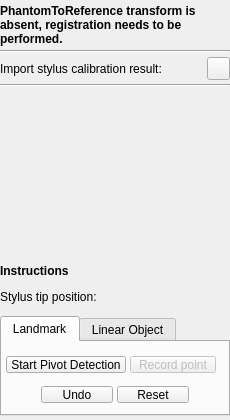
Before: the Qt Designer form PlusApp/fCal/Toolboxes/PhantomRegistrationToolbox.ui in PlusToolkit/PlusApp, drawn with Qt 5.
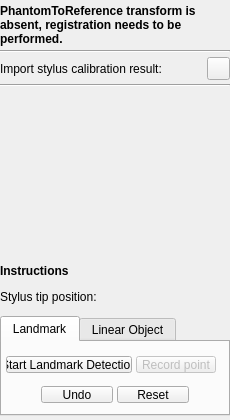
After: the same form once the commit is applied. Icons and pictures are not drawn. Custom widgets are drawn as their Qt base class.

Commit message: re #886 Update documentation landmark instead of pivot

Patch:
```diff
--- a/PlusApp/fCal/Toolboxes/PhantomRegistrationToolbox.ui
+++ b/PlusApp/fCal/Toolboxes/PhantomRegistrationToolbox.ui
@@ -307,7 +307,7 @@
            </size>
           </property>
           <property name="text">
-           <string>Start Pivot Detection</string>
+           <string>Start Landmark Detection</string>
           </property>
          </widget>
         </item>
```
The commit also changes 1 other file.
